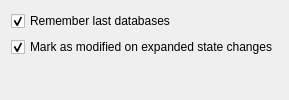
The window that src/gui/SettingsWidgetGeneral.ui (danilovsergei/keepassx-gdrive) describes before a commit, drawn with Qt 5.
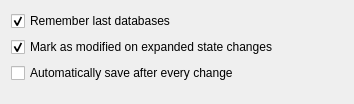
The same window after the commit.

Commit message: Added automatically saving DB after change

Diff of the .ui file:
```diff
--- a/src/gui/SettingsWidgetGeneral.ui
+++ b/src/gui/SettingsWidgetGeneral.ui
@@ -2,6 +2,14 @@
 <ui version="4.0">
  <class>SettingsWidgetGeneral</class>
  <widget class="QWidget" name="SettingsWidgetGeneral">
+  <property name="geometry">
+   <rect>
+    <x>0</x>
+    <y>0</y>
+    <width>354</width>
+    <height>104</height>
+   </rect>
+  </property>
   <layout class="QFormLayout" name="formLayout">
    <item row="0" column="0">
     <widget class="QCheckBox" name="rememberLastDatabasesCheckBox">
@@ -23,6 +31,13 @@
      </property>
     </widget>
    </item>
+   <item row="2" column="0">
+    <widget class="QCheckBox" name="autoSaveAfterEveryChangeCheckBox">
+     <property name="text">
+      <string>Automatically save after every change</string>
+     </property>
+    </widget>
+   </item>
   </layout>
  </widget>
  <resources/>
```
The commit also changes 3 other files.
